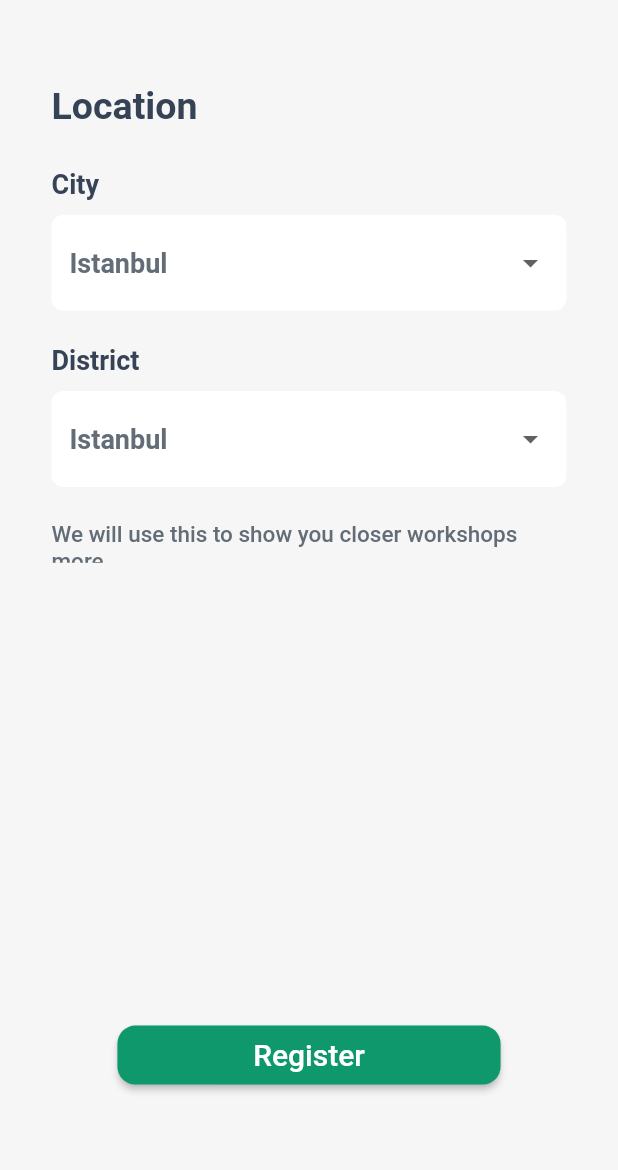
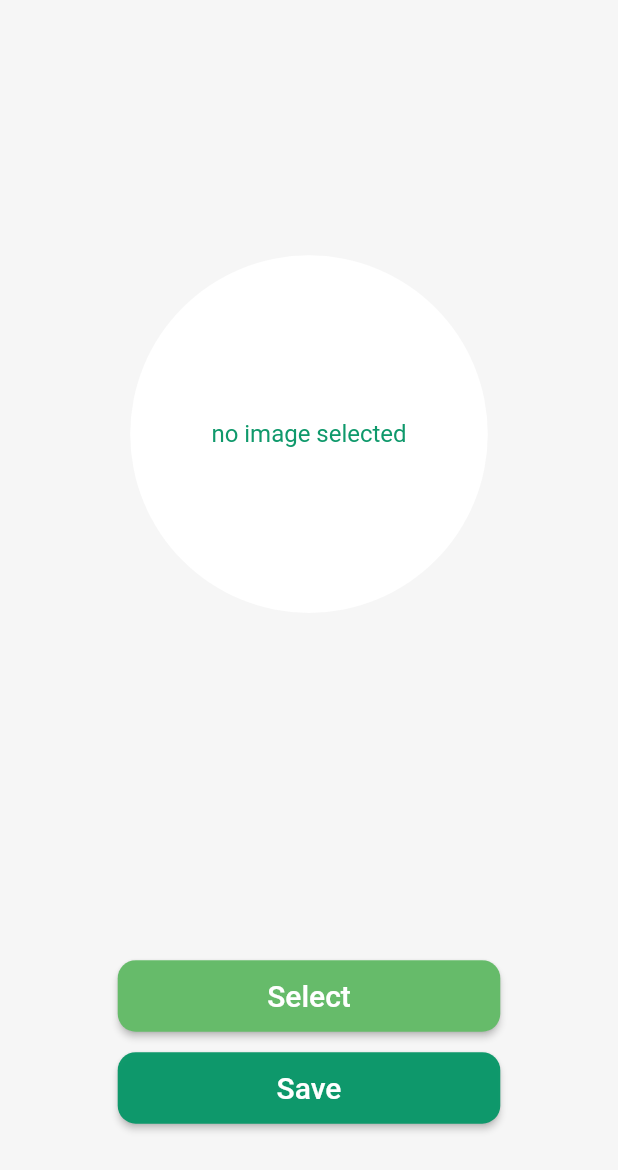
Before and after one commit to eren-cantemur/workshapp, a Flutter app: the screen it shows after launch, on a phone screen of 412 x 824 dp. Shown: the top 1170 px of the screen. Run offline on Flutter 3.47's test engine with Material 2 defaults, Android fonts, the phone set to English and light mode, and no system bars; our stand-ins replace image_picker.

Commit message:
add profile photo

```diff
--- a/mobile/lib/main.dart
+++ b/mobile/lib/main.dart
@@ -1,6 +1,7 @@
 import 'package:flutter/material.dart';
 import 'package:mobile/view/auth_pages/pages/login_page.dart';
 import 'package:mobile/view/auth_pages/pages/profile_info_page.dart';
+import 'package:mobile/view/auth_pages/pages/profile_info_photo.dart';
 import 'package:mobile/view/auth_pages/pages/register_page.dart';
 import 'package:provider/provider.dart';
 import 'controller/auth_controller.dart';
@@ -25,14 +26,15 @@ class MyApp extends StatelessWidget {
           primaryColor: const Color.fromARGB(253, 13, 152, 106),
           scaffoldBackgroundColor: const Color.fromARGB(253, 246, 246, 246),
         ),
-        initialRoute: ProfileInfoPage.id,
+        initialRoute: ProfilePhotoNamePage.id,
         routes: {
           WelcomePage.id: (context) => const WelcomePage(),
           LoginPage.id: (context) => const LoginPage(),
           RegisterPage.id: (context) => const RegisterPage(),
           ProfileInfoPage.id: (context) => const ProfileInfoPage(),
+          ProfilePhotoNamePage.id: (context) => const ProfilePhotoNamePage(),
         },
-        home: ProfileInfoPage(),
+        home: WelcomePage(),
       ),
     );
   }
--- a/mobile/lib/view/auth_pages/components/action_button.dart
+++ b/mobile/lib/view/auth_pages/components/action_button.dart
@@ -2,33 +2,37 @@ import 'package:flutter/material.dart';
 import 'package:mobile/controller/auth_controller.dart';
 
 class AuthButton extends StatelessWidget {
-  const AuthButton({Key? key, required this.title, required this.nextPageId}) : super(key: key);
+  AuthButton({Key? key, required this.title, required this.nextPageId, this.givenColor, this.function})
+      : super(key: key);
   final String title;
   final String nextPageId;
+  Color? givenColor;
+  Function? function;
+
   @override
   Widget build(BuildContext context) {
     return Row(
       crossAxisAlignment: CrossAxisAlignment.stretch,
       children: [
         const Expanded(
-          flex: 19,
+          flex: 20,
           child: SizedBox(
             height: 2,
           ),
         ),
         Expanded(
-          flex: 62,
+          flex: 65,
           child: ElevatedButton(
             style: ButtonStyle(
               backgroundColor: MaterialStateProperty.all<Color>(
-                Theme.of(context).primaryColor,
+                givenColor != null ? givenColor! : Theme.of(context).primaryColor,
               ),
               shape: MaterialStateProperty.all<RoundedRectangleBorder>(
                 RoundedRectangleBorder(borderRadius: BorderRadius.circular(12.0)),
               ),
             ),
             onPressed: () {
-              AuthController.navigateToNextPage(nextPageId, context);
+              function == null ? AuthController.navigateToNextPage(nextPageId, context) : function!.call();
             },
             child: Text(
               title,
@@ -37,7 +41,7 @@ class AuthButton extends StatelessWidget {
           ),
         ),
         const Expanded(
-          flex: 19,
+          flex: 20,
           child: SizedBox(
             height: 2,
           ),
--- a/mobile/lib/view/auth_pages/pages/login_page.dart
+++ b/mobile/lib/view/auth_pages/pages/login_page.dart
@@ -68,7 +68,7 @@ class _LoginPageState extends State<LoginPage> {
                     height: 20,
                   ),
                 ),
-                const Expanded(
+                Expanded(
                   flex: 7,
                   child: AuthButton(
                     title: "Login",
--- a/mobile/lib/view/auth_pages/pages/profile_info_page.dart
+++ b/mobile/lib/view/auth_pages/pages/profile_info_page.dart
@@ -21,14 +21,14 @@ class _ProfileInfoPageState extends State<ProfileInfoPage> {
           child: SizedBox(
             height: MediaQuery.of(context).size.height,
             child: Column(
-              children: const [
-                Expanded(
+              children: [
+                const Expanded(
                   flex: 10,
                   child: SizedBox(
                     width: 1,
                   ),
                 ),
-                Expanded(
+                const Expanded(
                   flex: 5,
                   child: customText(
                     text: "Location",
@@ -36,33 +36,33 @@ class _ProfileInfoPageState extends State<ProfileInfoPage> {
                         TextStyle(color: Color.fromRGBO(54, 67, 86, 1), fontSize: 25, fontWeight: FontWeight.w600),
                   ),
                 ),
-                Expanded(
+                const Expanded(
                   flex: 5,
                   child: SizedBox(
                     width: 1,
                   ),
                 ),
-                CustomPickerField(
+                const CustomPickerField(
                   items: ["Istanbul", "Izmir", "Ankara", "Bursa"],
                   name: "City",
                 ),
-                Expanded(
+                const Expanded(
                   flex: 4,
                   child: SizedBox(
                     height: 1,
                   ),
                 ),
-                CustomPickerField(
+                const CustomPickerField(
                   items: ["Istanbul", "Izmir", "Ankara", "Bursa"],
                   name: "District",
                 ),
-                Expanded(
+                const Expanded(
                   flex: 4,
                   child: SizedBox(
                     height: 20,
                   ),
                 ),
-                Expanded(
+                const Expanded(
                   flex: 5,
                   child: customText(
                     text: "We will use this to show you closer workshops more.",
@@ -73,7 +73,7 @@ class _ProfileInfoPageState extends State<ProfileInfoPage> {
                     ),
                   ),
                 ),
-                Expanded(
+                const Expanded(
                   flex: 55,
                   child: SizedBox(
                     height: 10,
@@ -86,7 +86,7 @@ class _ProfileInfoPageState extends State<ProfileInfoPage> {
                     nextPageId: "notyet",
                   ),
                 ),
-                Expanded(
+                const Expanded(
                   flex: 18,
                   child: SizedBox(
                     height: 10,
--- /dev/null
+++ b/mobile/lib/view/auth_pages/pages/profile_info_photo.dart
@@ -0,0 +1,114 @@
+import 'package:flutter/material.dart';
+import 'dart:io';
+
+import 'package:image_picker/image_picker.dart';
+import 'package:mobile/view/auth_pages/components/action_button.dart';
+
+class ProfilePhotoNamePage extends StatefulWidget {
+  const ProfilePhotoNamePage({Key? key}) : super(key: key);
+  static String id = "profilePhoto";
+
+  @override
+  State<ProfilePhotoNamePage> createState() => _ProfilePhotoNamePageState();
+}
+
+class _ProfilePhotoNamePageState extends State<ProfilePhotoNamePage> {
+  File? _image;
+  final picker = ImagePicker();
+
+  Future getImage() async {
+    final pickedFile =
+        await picker.pickImage(source: ImageSource.gallery, maxHeight: 1500, maxWidth: 1500, imageQuality: 50);
+    if (pickedFile != null) {
+      setState(() {
+        _image = File(pickedFile.path);
+      });
+    } else {
+      print('No image selected.');
+    }
+  }
+
+  @override
+  Widget build(BuildContext context) {
+    return Scaffold(
+      body: Column(
+        mainAxisAlignment: MainAxisAlignment.center,
+        crossAxisAlignment: CrossAxisAlignment.center,
+        children: [
+          Expanded(
+            flex: 25,
+            child: SizedBox(
+              width: 1,
+            ),
+          ),
+          Expanded(
+            flex: 35,
+            child: Container(
+              child: _image != null
+                  ? Center(
+                      child: CircleAvatar(
+                        backgroundColor: Colors.white,
+                        radius: 200,
+                        backgroundImage: FileImage(_image!),
+                      ),
+                    )
+                  : CircleAvatar(
+                      radius: 200,
+                      backgroundColor: Colors.white,
+                      child: Text(
+                        "no image selected",
+                        style: TextStyle(color: Theme.of(context).primaryColor),
+                      ),
+                    ),
+            ),
+          ),
+          const Expanded(
+            flex: 2,
+            child: SizedBox(
+              width: 1,
+            ),
+          ),
+          const Expanded(
+            flex: 25,
+            child: SizedBox(
+              width: 1,
+            ),
+          ),
+          const Expanded(
+            flex: 7,
+            child: SizedBox(
+              width: 5,
+            ),
+          ),
+          Expanded(
+            flex: 7,
+            child: AuthButton(
+              title: "Select",
+              nextPageId: "not yet",
+              givenColor: Colors.green.shade400,
+              function: () {
+                getImage();
+              },
+            ),
+          ),
+          const Expanded(
+            flex: 2,
+            child: SizedBox(
+              width: 1,
+            ),
+          ),
+          Expanded(
+            flex: 7,
+            child: AuthButton(title: "Save", nextPageId: "not yet"),
+          ),
+          const Expanded(
+            flex: 11,
+            child: SizedBox(
+              width: 1,
+            ),
+          ),
+        ],
+      ),
+    );
+  }
+}
--- a/mobile/pubspec.yaml
+++ b/mobile/pubspec.yaml
@@ -37,6 +37,7 @@ dependencies:
   # Use with the CupertinoIcons class for iOS style icons.
   cupertino_icons: ^1.0.2
   provider: ^6.0.4
+  image_picker: ^0.8.6
 
 dev_dependencies:
   flutter_test:
```
Also changed, not shown: mobile/pubspec.lock, 10 other files.
